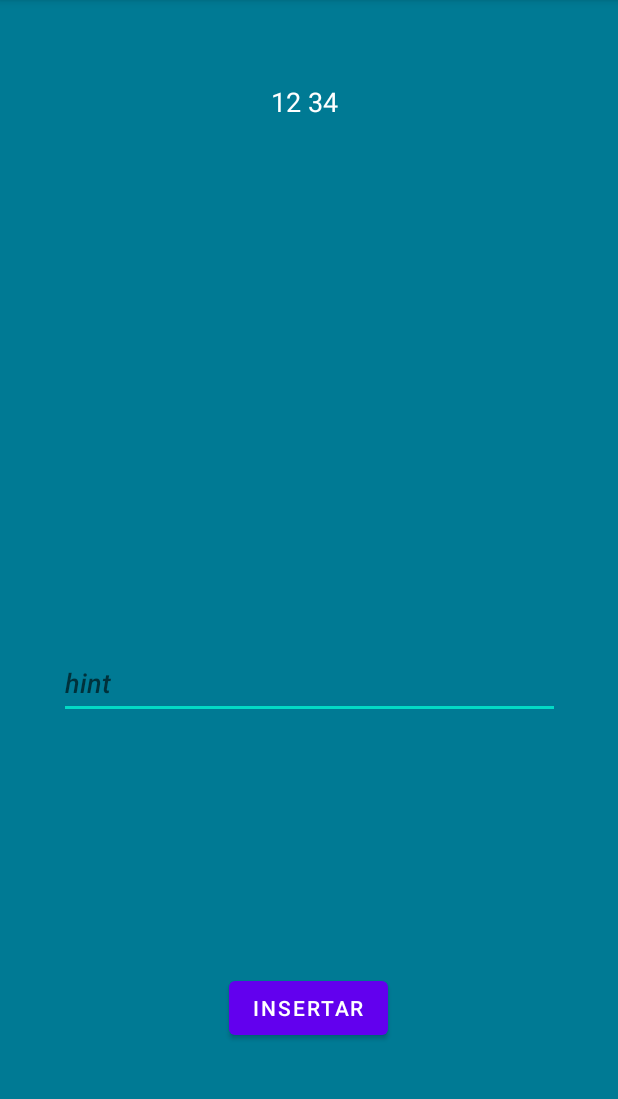
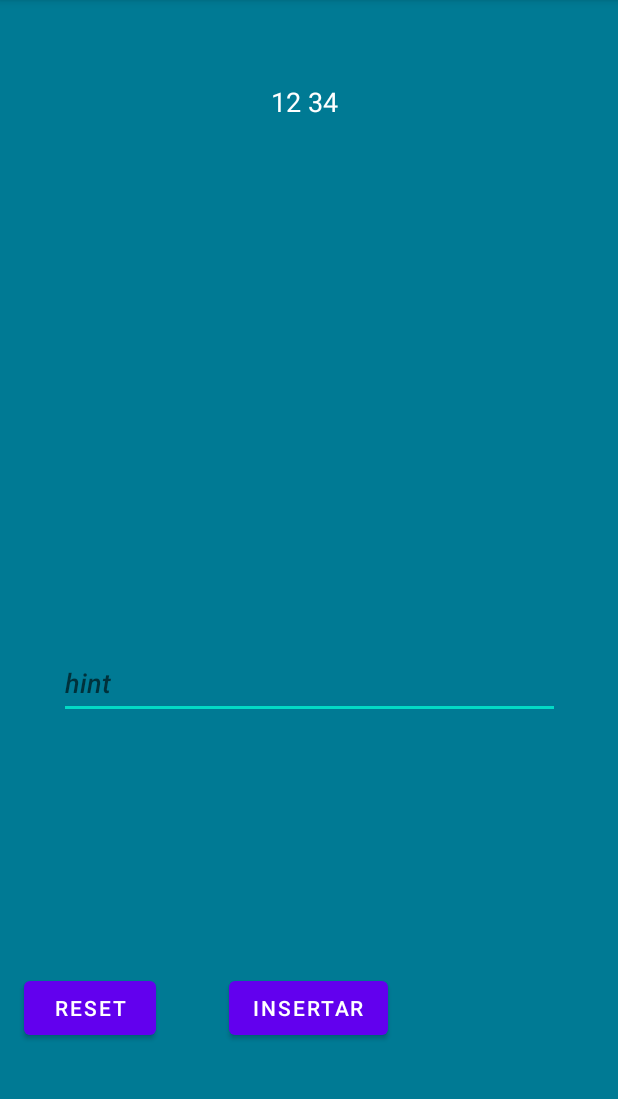
Before and after one commit to ZAYUSUS/AA_app, an Android app: the screen it shows after launch (MainActivity), after a tap on "INSERTAR", on a phone screen of 412 x 824 dp, the part 84-1183 px from its top. Run offline under Robolectric (Android 15) with nearby library versions, the phone set to English and light mode, and no system bars.

Commit message:
Se agregó un boton para resetear el árbol

```diff
--- a/app/src/main/java/com/example/aatreeshow/AAtree.java
+++ b/app/src/main/java/com/example/aatreeshow/AAtree.java
@@ -191,4 +191,5 @@ public class AAtree {
     public AAnode Getroot() {
         return this.root;
     }
+
 }
--- a/app/src/main/java/com/example/aatreeshow/MainActivity.java
+++ b/app/src/main/java/com/example/aatreeshow/MainActivity.java
@@ -41,9 +41,13 @@ public class MainActivity extends AppCompatActivity {
 
     }
 
-    public void Refreshtree(){
+    private void Refreshtree(){
         for(int num : arbol.inorder()) {
             arbolshow.append(num+" ");
         }
     }
+    public void Resetarbol(View view){
+        arbol = new AAtree();
+        arbolshow.setText("");
+    }
 }
--- a/app/src/main/res/layout/activity_main.xml
+++ b/app/src/main/res/layout/activity_main.xml
@@ -48,4 +48,16 @@
         app:layout_constraintTop_toBottomOf="@+id/Arbolview"
         app:layout_constraintVertical_bias="0.675" />
 
+    <Button
+        android:id="@+id/resetarbol"
+        android:layout_width="wrap_content"
+        android:layout_height="wrap_content"
+        android:layout_marginStart="16dp"
+        android:layout_marginLeft="16dp"
+        android:layout_marginBottom="72dp"
+        android:onClick="Resetarbol"
+        android:text="Reset"
+        app:layout_constraintBottom_toBottomOf="parent"
+        app:layout_constraintStart_toStartOf="parent" />
+
 </androidx.constraintlayout.widget.ConstraintLayout>
```
